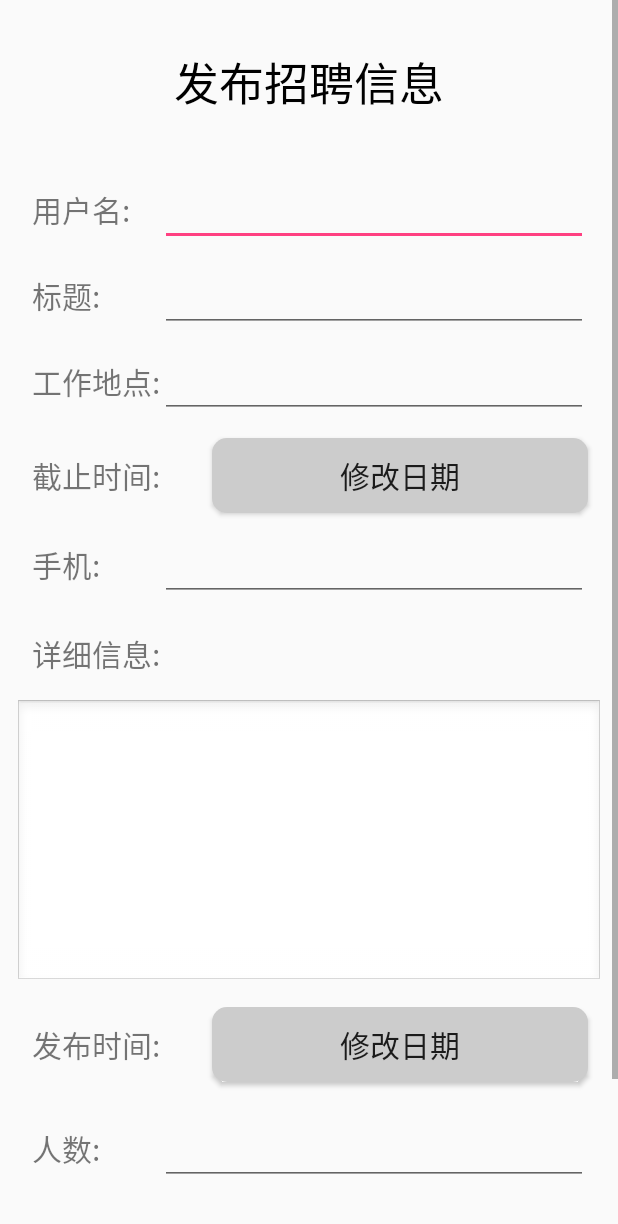
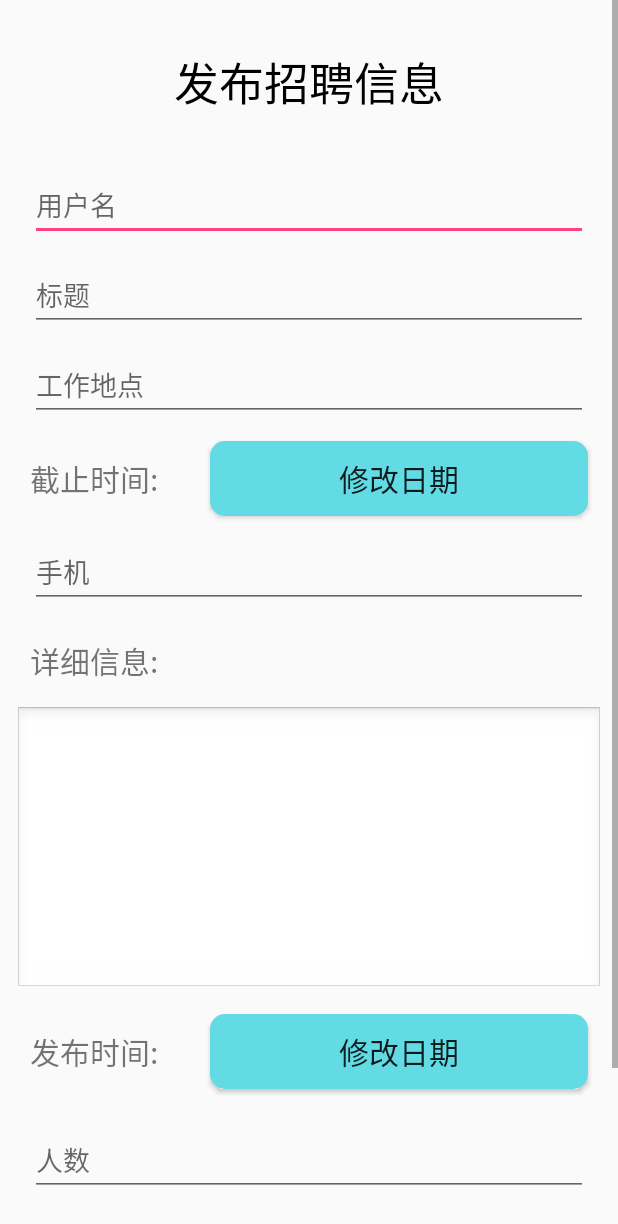
Before and after one commit to AiProgram/TAC-Android, an Android app: the PostJobs screen opened directly, with no data from a screen before it, on a phone screen of 412 x 824 dp. Shown: the top 1224 px of the screen. Run offline under Robolectric (Android 15) with nearby library versions, the phone set to English and light mode, and no system bars.

Commit message:
部分界面修改

```diff
--- a/app/src/main/res/drawable/button_style_change_data.xml
+++ b/app/src/main/res/drawable/button_style_change_data.xml
@@ -20,7 +20,7 @@
     <item>
         <shape>
             <!-- 填充的颜色 -->
-            <solid android:color="#cccccc" />
+            <solid android:color="#62dbe4" />
             <!-- 设置按钮的四个角为弧形 -->
             <!-- android:radius 弧形的半径 -->
             <corners android:radius="10dip" />
--- a/app/src/main/res/layout/item_enroll_list.xml
+++ b/app/src/main/res/layout/item_enroll_list.xml
@@ -52,20 +52,18 @@
             android:textColor="@color/black"
             android:id="@+id/tv_applicant_name"
             android:layout_marginLeft="20dp"
-            android:layout_alignParentStart="true"
-            android:layout_marginStart="20dp"
-            android:layout_alignParentTop="true" />
-
-        <TextView
-            android:layout_width="150dp"
-            android:layout_height="wrap_content"
-            android:id="@+id/tv_single_info"
-            android:text="精通java，c++, android前端"
-            android:textSize="15sp"
-            android:ellipsize="end"
-            android:maxLines="2"
-            android:layout_marginLeft="20dp"
             android:layout_alignParentTop="true"
             android:layout_centerHorizontal="true" />
+
+        <ImageView
+            android:layout_width="60dp"
+            android:layout_height="60dp"
+            android:background="@color/black"
+            android:layout_marginStart="20dp"
+            android:id="@+id/imageView2"
+            android:layout_alignParentTop="true"
+            android:layout_alignParentStart="true" />
+
+
     </RelativeLayout>
 </android.support.v7.widget.CardView>
--- a/app/src/main/res/layout/layout_post_jobs.xml
+++ b/app/src/main/res/layout/layout_post_jobs.xml
@@ -27,7 +27,7 @@
             android:id="@+id/workinfo_tip"
             android:layout_marginTop="20dp"
             android:layout_below="@+id/et_input_phone"
-            android:layout_alignStart="@+id/phone_tip" />
+            android:layout_alignStart="@+id/deadline_tip" />
 
         <Button
             android:layout_width="120dp"
@@ -38,9 +38,9 @@
             android:background="@drawable/button_style_sure"
             android:id="@+id/btn_post_job"
             android:layout_below="@+id/et_input_money"
-            android:layout_alignStart="@+id/money_tip"
             android:layout_marginTop="13dp"
-            android:layout_marginBottom="20dp"/>
+            android:layout_marginBottom="20dp"
+            android:layout_alignStart="@+id/displaytime_tip" />
 
         <Button
             android:layout_width="match_parent"
@@ -59,9 +59,10 @@
             android:layout_height="wrap_content"
             android:id="@+id/et_input_workplace"
             android:layout_marginTop="12dp"
+            android:hint="工作地点"
             android:layout_below="@+id/et_input_title"
             android:layout_alignEnd="@+id/et_input_title"
-            android:layout_toEndOf="@+id/workplace_tip" />
+            android:layout_alignStart="@+id/et_input_username" />
 
         <EditText
             android:layout_width="match_parent"
@@ -85,49 +86,10 @@
             android:id="@+id/et_input_phone"
             android:layout_below="@+id/btn_input_deadline"
             android:layout_marginTop="13dp"
+            android:hint="手机"
             android:layout_alignEnd="@+id/btn_input_deadline"
-            android:layout_toEndOf="@+id/workinfo_tip" />
-
-        <TextView
-            android:layout_width="wrap_content"
-            android:layout_height="wrap_content"
-            android:text="用户名:"
-            android:textSize="20sp"
-            android:id="@+id/user_tip"
-            android:layout_marginTop="47dp"
-            android:layout_marginLeft="20dp"
-            android:layout_marginStart="11dp"
-            android:layout_below="@+id/post_title"
-            android:layout_alignStart="@+id/et_input_detail" />
-
-        <EditText
-            android:layout_width="match_parent"
-            android:layout_height="wrap_content"
-            android:id="@+id/et_input_username"
-            android:layout_marginRight="20dp"
-            android:layout_alignBaseline="@+id/user_tip"
-            android:layout_alignBottom="@+id/user_tip"
-            android:layout_alignStart="@+id/et_input_title" />
-
-        <TextView
-            android:layout_width="wrap_content"
-            android:layout_height="wrap_content"
-            android:text="标题:"
-            android:textSize="20sp"
-            android:id="@+id/title_tip"
-            android:layout_alignBaseline="@+id/et_input_title"
-            android:layout_alignBottom="@+id/et_input_title"
-            android:layout_alignStart="@+id/user_tip" />
-
-        <TextView
-            android:layout_width="wrap_content"
-            android:layout_height="wrap_content"
-            android:text="工作地点:"
-            android:textSize="20sp"
-            android:id="@+id/workplace_tip"
-            android:layout_alignBaseline="@+id/et_input_workplace"
-            android:layout_alignBottom="@+id/et_input_workplace"
-            android:layout_alignStart="@+id/title_tip" />
+            android:layout_toEndOf="@+id/workinfo_tip"
+            android:layout_alignStart="@+id/deadline_tip" />
 
         <TextView
             android:layout_width="wrap_content"
@@ -137,17 +99,7 @@
             android:id="@+id/deadline_tip"
             android:layout_alignBaseline="@+id/btn_input_deadline"
             android:layout_alignBottom="@+id/btn_input_deadline"
-            android:layout_toStartOf="@+id/et_input_workplace" />
-
-        <TextView
-            android:layout_width="wrap_content"
-            android:layout_height="wrap_content"
-            android:text="手机:"
-            android:textSize="20sp"
-            android:id="@+id/phone_tip"
-            android:layout_alignBaseline="@+id/et_input_phone"
-            android:layout_alignBottom="@+id/et_input_phone"
-            android:layout_alignStart="@+id/deadline_tip" />
+            android:layout_alignStart="@+id/et_input_username" />
 
         <TextView
             android:layout_width="wrap_content"
@@ -158,27 +110,6 @@
             android:layout_marginTop="23dp"
             android:layout_below="@+id/et_input_detail"
             android:layout_alignStart="@+id/workinfo_tip" />
-
-        <TextView
-            android:layout_width="wrap_content"
-            android:layout_height="wrap_content"
-            android:text="人数:"
-            android:textSize="20sp"
-            android:id="@+id/num_tip"
-            android:layout_alignBaseline="@+id/et_input_num"
-            android:layout_alignBottom="@+id/et_input_num"
-            android:layout_alignStart="@+id/displaytime_tip" />
-
-        <TextView
-            android:layout_width="wrap_content"
-            android:layout_height="wrap_content"
-            android:text="薪水:"
-            android:textSize="20sp"
-            android:id="@+id/money_tip"
-
-            android:layout_alignBaseline="@+id/et_input_money"
-            android:layout_alignBottom="@+id/et_input_money"
-            android:layout_alignStart="@+id/num_tip" />
 
         <TextView
             android:layout_width="wrap_content"
@@ -196,26 +127,31 @@
             android:layout_height="wrap_content"
             android:id="@+id/et_input_money"
             android:layout_marginTop="25dp"
+            android:hint="薪水"
             android:layout_below="@+id/et_input_num"
-            android:layout_toEndOf="@+id/displaytime_tip" />
+            android:layout_alignStart="@+id/et_input_num"
+            android:layout_alignEnd="@+id/btn_cancel_post" />
 
         <EditText
             android:layout_width="match_parent"
             android:layout_height="wrap_content"
             android:id="@+id/et_input_num"
             android:layout_marginTop="23dp"
+            android:hint="人数"
             android:layout_below="@+id/btn_input_post_time"
             android:layout_alignEnd="@+id/btn_input_post_time"
-            android:layout_alignStart="@+id/et_input_money" />
+            android:layout_alignStart="@+id/displaytime_tip" />
 
         <EditText
             android:layout_width="match_parent"
             android:layout_height="wrap_content"
             android:id="@+id/et_input_title"
             android:layout_marginRight="20dp"
+            android:hint="标题"
             android:layout_marginTop="12dp"
             android:layout_below="@+id/et_input_username"
-            android:layout_toEndOf="@+id/workplace_tip" />
+            android:layout_toEndOf="@+id/deadline_tip"
+            android:layout_alignStart="@+id/et_input_username" />
 
         <Button
             android:layout_width="120dp"
@@ -228,5 +164,16 @@
             android:layout_alignBaseline="@+id/btn_post_job"
             android:layout_alignBottom="@+id/btn_post_job"
             android:layout_alignEnd="@+id/et_input_num" />
+
+        <EditText
+            android:layout_width="match_parent"
+            android:layout_height="wrap_content"
+            android:id="@+id/et_input_username"
+            android:layout_marginEnd="20dp"
+            android:layout_marginStart="20dp"
+            android:hint="用户名"
+            android:layout_below="@+id/post_title"
+            android:layout_centerHorizontal="true"
+            android:layout_marginTop="35dp" />
     </RelativeLayout>
 </ScrollView>
```
